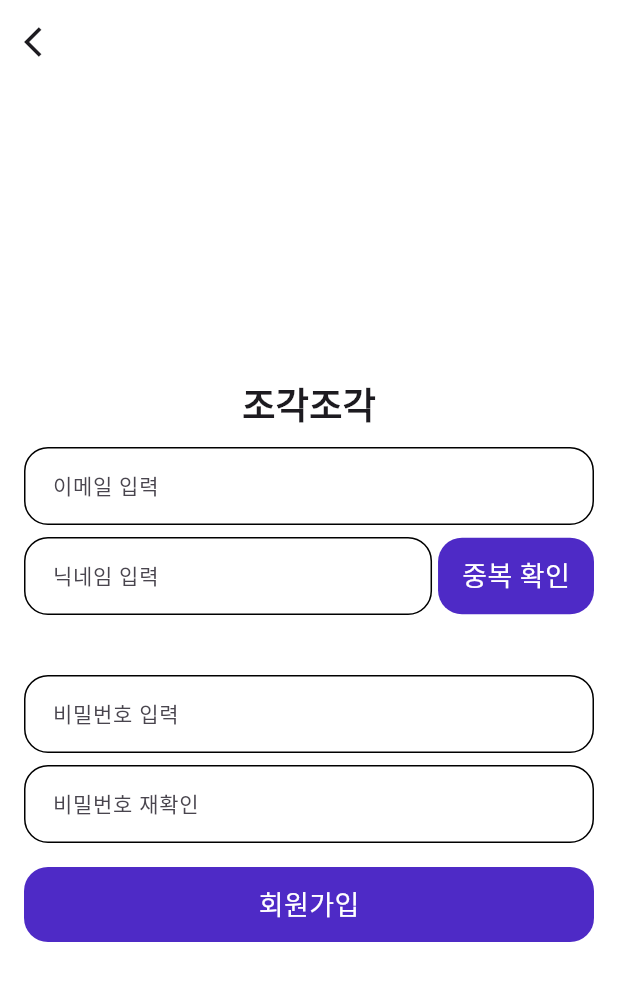
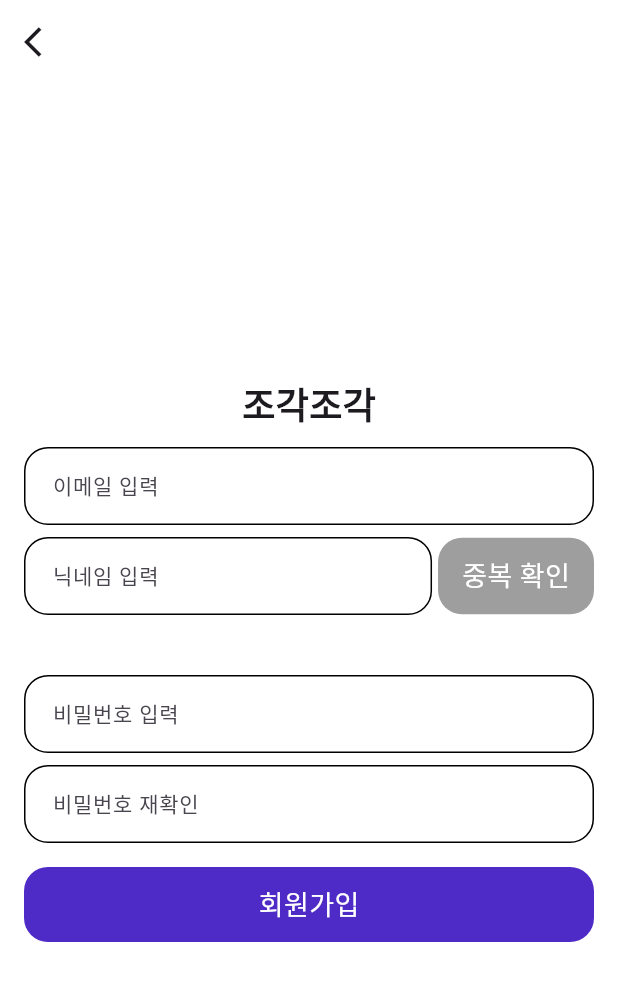
Before and after one commit to Dansot4891/jogak_jogak, a Flutter app: the SignUpPage screen opened by its route, on a phone screen of 412 x 824 dp. Shown: the top 981 px of the screen. Run offline on Flutter 3.47's test engine with Material 3 defaults, Android fonts, the light colour scheme and no system bars; our stand-ins replace cloud_firestore, firebase_auth, firebase_core, go_router, image_picker; accounts and stored records are empty; generated files the repository leaves out were written again; Roboto replaces fonts that are missing (Pretendard).

Commit message:
[feat] button을 클릭하고 취소해도 button의 disable값이 false로 변경되도록 설정

```diff
--- a/lib/presentation/auth/pages/sign_up_page.dart
+++ b/lib/presentation/auth/pages/sign_up_page.dart
@@ -14,7 +14,6 @@ class SignUpPage extends StatefulWidget {
 }
 
 class _SignUpPageState extends State<SignUpPage> {
-  final _formKey = GlobalKey<FormState>();
   final _email = TextEditingController();
   final _name = TextEditingController();
   final _password = TextEditingController();
@@ -27,8 +26,6 @@ class _SignUpPageState extends State<SignUpPage> {
       resizeToAvoidBottomInset: true,
       body: Padding(
         padding: const EdgeInsets.symmetric(horizontal: 16),
-        child: Form(
-          key: _formKey,
         child: Column(
           children: [
             const Spacer(),
@@ -46,11 +43,18 @@ class _SignUpPageState extends State<SignUpPage> {
                   child: CustomTextFormField(
                     controller: _name,
                     hintText: '닉네임 입력',
+                    onChanged: (val) {
+                      setState(() {});
+                    },
                     validator: AppValidator.emailValid,
                   ),
                 ),
                 const SizedBox(width: 4),
-                  AppButton(text: '중복 확인', horizontalPadding: 16, onTap: () {}),
+                AppButton(
+                  text: '중복 확인',
+                  horizontalPadding: 16,
+                  onTap: _name.text.isEmpty ? null : () {},
+                ),
               ],
             ),
             const SizedBox(height: 40),
@@ -68,17 +72,9 @@ class _SignUpPageState extends State<SignUpPage> {
               maxLines: 1,
             ),
             const SizedBox(height: 16),
-              AppButton(
-                text: '회원가입',
-                onTap: () {
-                  if (_formKey.currentState!.validate()) {
-                    return;
-                  }
-                },
-              ),
+            AppButton(text: '회원가입', onTap: () {}),
             const Spacer(),
           ],
-          ),
         ),
       ),
     );
--- a/lib/presentation/base/widgets/button/app_button.dart
+++ b/lib/presentation/base/widgets/button/app_button.dart
@@ -63,6 +63,11 @@ class _AppButtonState extends State<AppButton> {
           disable = true;
         });
       },
+      onTapCancel: () {
+        setState(() {
+          disable = false;
+        });
+      },
       onTapUp: (details) {
         setState(() {
           disable = false;
```
Lines whose indentation alone changed are shown as unchanged.
